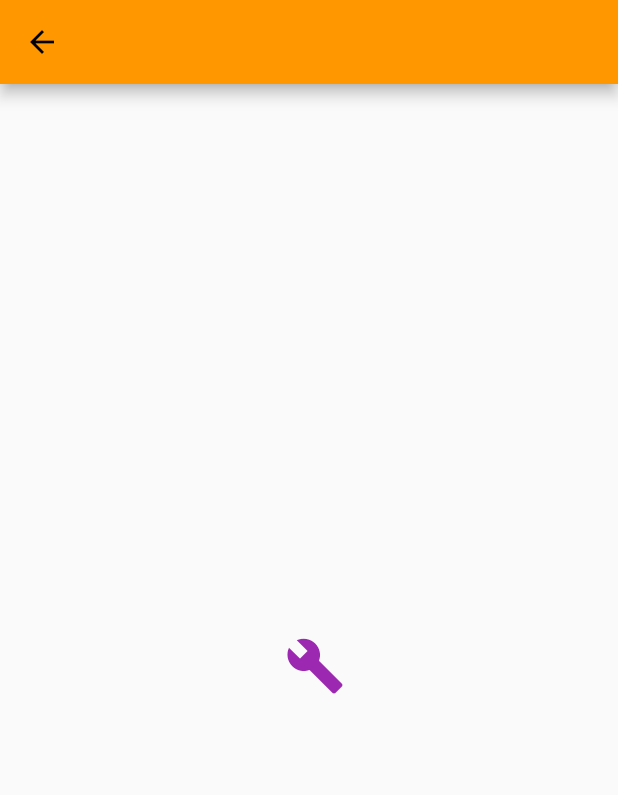
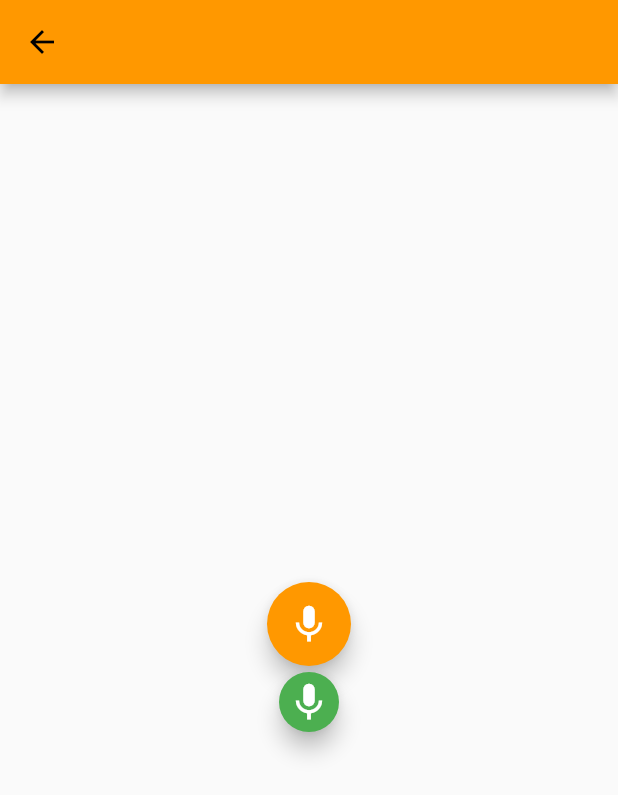
Before and after one commit to PoojaB26/FlutterBasicWidgets, a Flutter app: the ButtonWidget screen opened by its route, on a phone screen of 412 x 824 dp. Shown: the top 795 px of the screen. Run offline on Flutter 3.47's test engine with Material 2 defaults, Android fonts, the light colour scheme and no system bars.

Commit message:
Updated buttons with FAB example

```diff
--- a/lib/button_widget.dart
+++ b/lib/button_widget.dart
@@ -6,12 +6,20 @@ class ButtonWidget extends StatelessWidget{
     return Scaffold(
       appBar: AppBar(),
       body: Center(
-        child: IconButton(
-            color: Colors.purple,
-            splashColor: Colors.yellow,
-           // highlightColor: Colors.red,
-            icon: Icon(Icons.build, size: 40.0,),
-            onPressed: (){})
+        child: Column(
+          mainAxisAlignment: MainAxisAlignment.center,
+          children: <Widget>[
+            FloatingActionButton(
+                backgroundColor: Colors.orange,
+                child: Icon(Icons.mic, size: 30.0, color: Colors.white,),
+                onPressed: (){}),
+            FloatingActionButton(
+                mini: true,
+                backgroundColor: Colors.green,
+                child: Icon(Icons.mic, size: 30.0, color: Colors.white,),
+                onPressed: (){}),
+          ],
+        )
       ),
     );
   }
@@ -107,3 +115,19 @@ class ButtonWidget extends StatelessWidget{
       ),
 
 * */
+
+/*
+* TODO Simple Circular Button using FloatingActionButton (Mini and Normal Size)
+*
+* FloatingActionButton(
+                backgroundColor: Colors.orange,
+                child: Icon(Icons.mic, size: 30.0, color: Colors.white,),
+                onPressed: (){}),
+
+
+* FloatingActionButton(
+                mini: true,
+                backgroundColor: Colors.green,
+                child: Icon(Icons.mic, size: 30.0, color: Colors.white,),
+                onPressed: (){}),
+* */
--- a/lib/main.dart
+++ b/lib/main.dart
@@ -37,11 +37,9 @@ class MyApp extends StatelessWidget {
 
 class HomePage extends StatelessWidget{
 
-
   @override
   Widget build(BuildContext context) {
-    var widgetList = ["Text", "Appbar", "Container",
-    "Column", "Row", "Button", "Stack" ];
+    var widgetList = ["Text", "Appbar", "Container", "Column", "Row", "Button", "Stack" ];
 
     return Scaffold(
       appBar: AppBar(
@@ -49,6 +47,7 @@ class HomePage extends StatelessWidget{
       ),
       body: ListView.builder(
           itemCount: widgetList.length,
+          shrinkWrap: true,
           itemBuilder: (builder, index){
             return Padding(
               padding: const EdgeInsets.symmetric(horizontal: 8.0, vertical: 4.0),
```
Also changed, not shown: pubspec.lock. Lines whose indentation alone changed are shown as unchanged.
